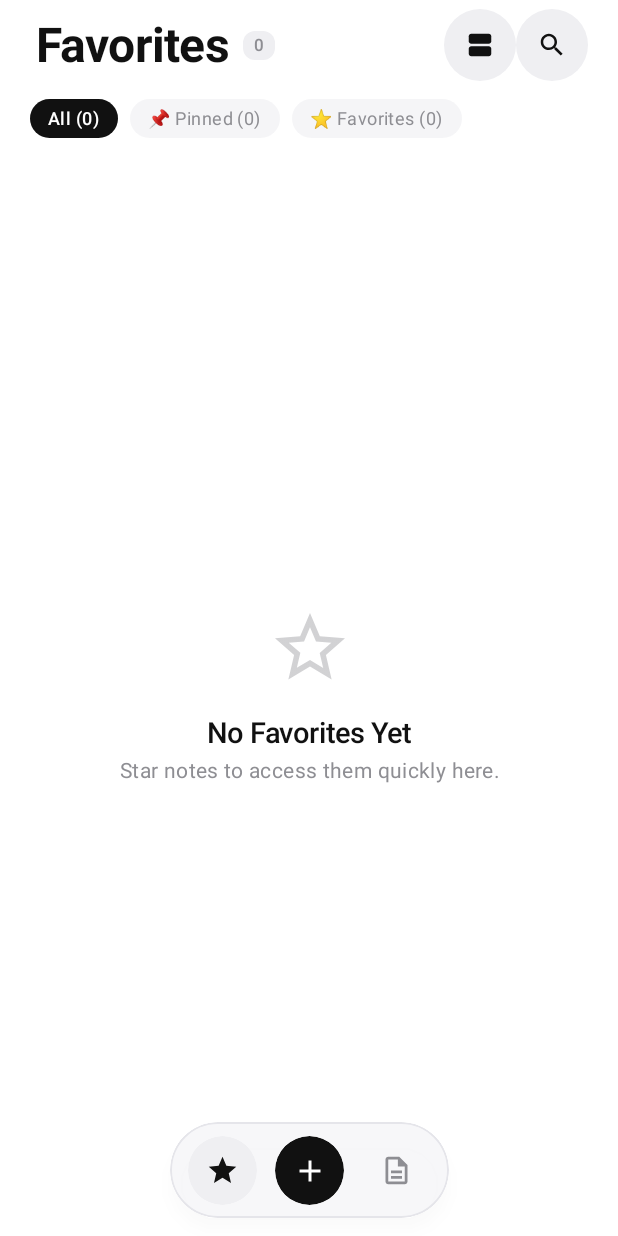
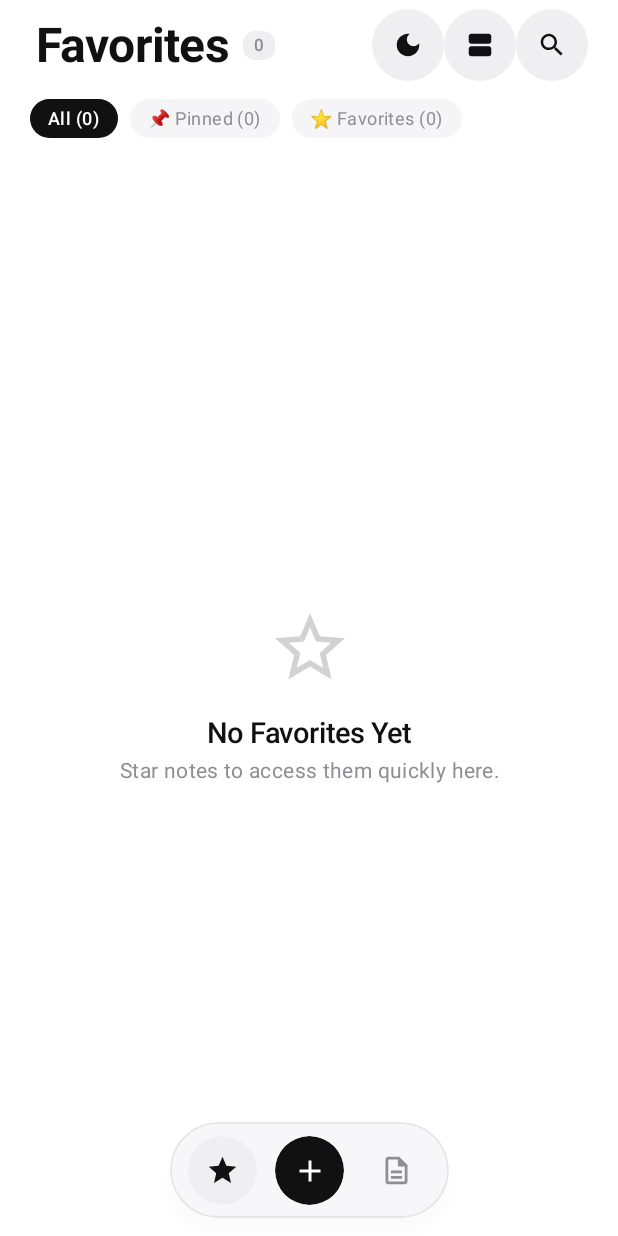
Before and after one commit to alokpoth/alonote, an Android app built with Jetpack Compose: the screen it shows after launch (MainActivity), after a tap on "Switch to grid view", on a phone screen of 412 x 824 dp. Run offline under Robolectric (Android 15) with nearby library versions, the phone set to English and light mode, and no system bars; our stand-ins replace Navigation 3, Room's generated code; 6 statements that could not run were skipped.

Commit message:
Add Light/Dark mode toggle, drag-and-drop note reordering, and rich Markdown formatting toolbar with checklists

```diff
--- a/app/src/main/java/com/noto/app/MainActivity.kt
+++ b/app/src/main/java/com/noto/app/MainActivity.kt
@@ -7,6 +7,8 @@ import androidx.activity.enableEdgeToEdge
 import androidx.compose.foundation.layout.fillMaxSize
 import androidx.compose.material3.MaterialTheme
 import androidx.compose.material3.Surface
+import androidx.compose.runtime.collectAsState
+import androidx.compose.runtime.getValue
 import androidx.compose.ui.Modifier
 import com.noto.app.ui.navigation.NotoNavigation
 import com.noto.app.ui.theme.NotoTheme
@@ -24,7 +26,9 @@ class MainActivity : ComponentActivity() {
         val notoApplication = application as NotoApplication
 
         setContent {
-            NotoTheme {
+            val themeMode by notoApplication.themeRepository.themeMode.collectAsState()
+
+            NotoTheme(themeMode = themeMode) {
                 Surface(
                     modifier = Modifier.fillMaxSize(),
                     color = MaterialTheme.colorScheme.background
--- a/app/src/main/java/com/noto/app/NotoApplication.kt
+++ b/app/src/main/java/com/noto/app/NotoApplication.kt
@@ -17,9 +17,13 @@ class NotoApplication : Application() {
     lateinit var noteRepository: NoteRepository
         private set
 
+    lateinit var themeRepository: com.noto.app.data.repository.ThemeRepository
+        private set
+
     override fun onCreate() {
         super.onCreate()
         database = NotoDatabase.getInstance(this)
         noteRepository = NoteRepositoryImpl(database.noteDao())
+        themeRepository = com.noto.app.data.repository.ThemeRepository(this)
     }
 }
--- /dev/null
+++ b/app/src/main/java/com/noto/app/data/repository/ThemeRepository.kt
@@ -0,0 +1,43 @@
+package com.noto.app.data.repository
+
+import android.content.Context
+import kotlinx.coroutines.flow.MutableStateFlow
+import kotlinx.coroutines.flow.StateFlow
+import kotlinx.coroutines.flow.asStateFlow
+
+/**
+ * Supported Theme Modes.
+ */
+enum class ThemeMode {
+    SYSTEM,
+    LIGHT,
+    DARK
+}
+
+/**
+ * Lightweight settings storage using SharedPreferences.
+ */
+class ThemeRepository(context: Context) {
+    private val prefs = context.getSharedPreferences("noto_theme_prefs", Context.MODE_PRIVATE)
+    private val _themeMode = MutableStateFlow(loadSavedTheme())
+    val themeMode: StateFlow<ThemeMode> = _themeMode.asStateFlow()
+
+    private fun loadSavedTheme(): ThemeMode {
+        val name = prefs.getString("theme_mode", ThemeMode.SYSTEM.name)
+        return runCatching { ThemeMode.valueOf(name ?: ThemeMode.SYSTEM.name) }.getOrDefault(ThemeMode.SYSTEM)
+    }
+
+    fun setThemeMode(mode: ThemeMode) {
+        prefs.edit().putString("theme_mode", mode.name).apply()
+        _themeMode.value = mode
+    }
+
+    fun toggleTheme() {
+        val next = when (_themeMode.value) {
+            ThemeMode.DARK -> ThemeMode.LIGHT
+            ThemeMode.LIGHT -> ThemeMode.DARK
+            ThemeMode.SYSTEM -> ThemeMode.DARK
+        }
+        setThemeMode(next)
+    }
+}
--- a/app/src/main/java/com/noto/app/ui/main/MainScreen.kt
+++ b/app/src/main/java/com/noto/app/ui/main/MainScreen.kt
@@ -21,7 +21,8 @@ import androidx.compose.foundation.layout.size
 import androidx.compose.foundation.layout.statusBarsPadding
 import androidx.compose.foundation.layout.width
 import androidx.compose.foundation.lazy.LazyColumn
-import androidx.compose.foundation.lazy.items
+import androidx.compose.foundation.lazy.itemsIndexed
+import androidx.compose.foundation.lazy.rememberLazyListState
 import androidx.compose.foundation.lazy.staggeredgrid.LazyVerticalStaggeredGrid
 import androidx.compose.foundation.lazy.staggeredgrid.StaggeredGridCells
 import androidx.compose.foundation.lazy.staggeredgrid.items
@@ -29,7 +30,9 @@ import androidx.compose.foundation.shape.CircleShape
 import androidx.compose.foundation.shape.RoundedCornerShape
 import androidx.compose.material.icons.Icons
 import androidx.compose.material.icons.filled.Close
+import androidx.compose.material.icons.filled.DarkMode
 import androidx.compose.material.icons.filled.GridView
+import androidx.compose.material.icons.filled.LightMode
 import androidx.compose.material.icons.filled.Search
 import androidx.compose.material.icons.filled.ViewAgenda
 import androidx.compose.material3.Icon
@@ -55,11 +58,14 @@ import androidx.compose.ui.text.font.FontWeight
 import androidx.compose.ui.unit.dp
 import androidx.compose.ui.unit.sp
 import com.noto.app.data.local.entity.Note
+import com.noto.app.data.repository.ThemeMode
 import com.noto.app.ui.components.EmptyStateView
 import com.noto.app.ui.components.NoteActionDialog
 import com.noto.app.ui.components.NoteCard
 import com.noto.app.ui.components.NotoBottomBar
 import com.noto.app.ui.components.NotoSearchBar
+import com.noto.app.ui.components.rememberReorderableState
+import com.noto.app.ui.components.reorderableItem
 import com.noto.app.ui.navigation.BottomTab
 import kotlinx.coroutines.launch
 
@@ -74,7 +80,8 @@ enum class QuickFilter {
 
 /**
  * Main screen displaying user's notes with search, tabs, floating bottom navigation bar,
- * grid/list view mode toggle, filter chips, and direct visible UI actions.
+ * grid/list view mode toggle, filter chips, theme switcher (Light/Dark),
+ * and drag-to-reorder (press and hold up/down).
  */
 @Composable
 fun MainScreen(
@@ -88,11 +95,20 @@ fun MainScreen(
     val searchQuery by viewModel.searchQuery.collectAsState()
     val isSearchBarVisible by viewModel.isSearchBarVisible.collectAsState()
     val isGridView by viewModel.isGridView.collectAsState()
+    val themeMode by viewModel.themeMode.collectAsState()
 
     var quickFilter by remember { mutableStateOf(QuickFilter.ALL) }
     var selectedNoteForOptions by remember { mutableStateOf<Note?>(null) }
     val snackbarHostState = remember { SnackbarHostState() }
     val scope = rememberCoroutineScope()
+
+    val lazyListState = rememberLazyListState()
+    val reorderState = rememberReorderableState(
+        lazyListState = lazyListState,
+        onMove = { fromIndex, toIndex ->
+            viewModel.reorderNotes(fromIndex, toIndex)
+        }
+    )
 
     // Apply quick chip filter in addition to active tab
     val displayedNotes = remember(notes, quickFilter) {
@@ -129,12 +145,14 @@ fun MainScreen(
                 .padding(top = innerPadding.calculateTopPadding())
                 .statusBarsPadding()
         ) {
-            // App Header with Title, Count, Grid/List view toggle, and Search button
+            // App Header with Title, Count, Theme Toggle, Grid/List view toggle, and Search button
             HeaderSection(
                 tab = currentTab,
                 noteCount = displayedNotes.size,
                 isGridView = isGridView,
                 isSearchBarVisible = isSearchBarVisible,
+                themeMode = themeMode,
+                onToggleTheme = { viewModel.toggleTheme() },
                 onToggleViewMode = { viewModel.toggleViewMode() },
                 onSearchToggle = { viewModel.toggleSearchBar() }
             )
@@ -238,8 +256,9 @@ fun MainScreen(
                         }
                     }
                 } else {
-                    // 1-Column Clean List View
+                    // 1-Column List View with Press-and-Hold Drag Reordering
                     LazyColumn(
+                        state = lazyListState,
                         modifier = Modifier
                             .fillMaxSize()
                             .weight(1f),
@@ -251,10 +270,10 @@ fun MainScreen(
                         ),
                         verticalArrangement = Arrangement.spacedBy(12.dp)
                     ) {
-                        items(
+                        itemsIndexed(
                             items = displayedNotes,
-                            key = { it.id }
-                        ) { note ->
+                            key = { _, note -> note.id }
+                        ) { index, note ->
                             NoteCard(
                                 note = note,
                                 onClick = { onNoteClick(note.id) },
@@ -274,7 +293,10 @@ fun MainScreen(
                                             }
                                         }
                                     }
-                                }
+                                },
+                                modifier = Modifier
+                                    .animateItem()
+                                    .reorderableItem(state = reorderState, index = index)
                             )
                         }
                     }
@@ -283,7 +305,7 @@ fun MainScreen(
         }
     }
 
-    // Long press action dialog (Pin, Star/Favorite, Delete)
+    // Action sheet dialog (Pin, Star/Favorite, Delete)
     selectedNoteForOptions?.let { note ->
         NoteActionDialog(
             note = note,
@@ -314,6 +336,8 @@ private fun HeaderSection(
     noteCount: Int,
     isGridView: Boolean,
     isSearchBarVisible: Boolean,
+    themeMode: ThemeMode,
+    onToggleTheme: () -> Unit,
     onToggleViewMode: () -> Unit,
     onSearchToggle: () -> Unit
 ) {
@@ -363,6 +387,22 @@ private fun HeaderSection(
             verticalAlignment = Alignment.CenterVertically,
             horizontalArrangement = Arrangement.spacedBy(8.dp)
         ) {
+            // Theme Mode Toggle Button (Light / Dark)
+            IconButton(
+                onClick = onToggleTheme,
+                modifier = Modifier
+                    .size(40.dp)
+                    .clip(CircleShape)
+                    .background(MaterialTheme.colorScheme.surfaceVariant)
+            ) {
+                Icon(
+                    imageVector = if (themeMode == ThemeMode.DARK) Icons.Filled.LightMode else Icons.Filled.DarkMode,
+                    contentDescription = if (themeMode == ThemeMode.DARK) "Switch to Light mode" else "Switch to Dark mode",
+                    tint = MaterialTheme.colorScheme.onSurface,
+                    modifier = Modifier.size(20.dp)
+                )
+            }
+
             // View Mode Toggle Button (Grid / List)
             IconButton(
                 onClick = onToggleViewMode,
--- a/app/src/main/java/com/noto/app/ui/main/MainViewModel.kt
+++ b/app/src/main/java/com/noto/app/ui/main/MainViewModel.kt
@@ -34,8 +34,12 @@ data class MainUiState(
  */
 @OptIn(ExperimentalCoroutinesApi::class, FlowPreview::class)
 class MainViewModel(
-    private val repository: NoteRepository
+    private val repository: NoteRepository,
+    private val themeRepository: com.noto.app.data.repository.ThemeRepository? = null
 ) : ViewModel() {
+
+    val themeMode: StateFlow<com.noto.app.data.repository.ThemeMode> =
+        themeRepository?.themeMode ?: MutableStateFlow(com.noto.app.data.repository.ThemeMode.SYSTEM)
 
     private val _currentTab = MutableStateFlow(BottomTab.NOTES)
     val currentTab: StateFlow<BottomTab> = _currentTab.asStateFlow()
@@ -140,14 +144,38 @@ class MainViewModel(
         }
     }
 
+    fun toggleTheme() {
+        themeRepository?.toggleTheme()
+    }
+
+    fun reorderNotes(fromIndex: Int, toIndex: Int) {
+        val currentList = notes.value.toMutableList()
+        if (fromIndex !in currentList.indices || toIndex !in currentList.indices || fromIndex == toIndex) return
+        val moved = currentList.removeAt(fromIndex)
+        currentList.add(toIndex, moved)
+
+        val baseTime = System.currentTimeMillis()
+        viewModelScope.launch {
+            currentList.forEachIndexed { index, note ->
+                val newTime = baseTime - (index * 1000L)
+                if (note.updatedAt != newTime) {
+                    repository.saveNote(note.copy(updatedAt = newTime))
+                }
+            }
+        }
+    }
+
     fun clearRecentlyDeleted() {
         _recentlyDeletedNote.value = null
     }
 
-    class Factory(private val repository: NoteRepository) : ViewModelProvider.Factory {
+    class Factory(
+        private val repository: NoteRepository,
+        private val themeRepository: com.noto.app.data.repository.ThemeRepository? = null
+    ) : ViewModelProvider.Factory {
         @Suppress("UNCHECKED_CAST")
         override fun <T : ViewModel> create(modelClass: Class<T>): T {
-            return MainViewModel(repository) as T
+            return MainViewModel(repository, themeRepository) as T
         }
     }
 }
--- a/app/src/main/java/com/noto/app/ui/navigation/Navigation.kt
+++ b/app/src/main/java/com/noto/app/ui/navigation/Navigation.kt
@@ -30,7 +30,7 @@ fun NotoNavigation(
         entryProvider = entryProvider {
             entry<MainNavKey> {
                 val mainViewModel: MainViewModel = viewModel(
-                    factory = MainViewModel.Factory(repository)
+                    factory = MainViewModel.Factory(repository, application.themeRepository)
                 )
                 MainScreen(
                     viewModel = mainViewModel,
--- a/app/src/main/java/com/noto/app/ui/theme/Theme.kt
+++ b/app/src/main/java/com/noto/app/ui/theme/Theme.kt
@@ -41,9 +41,14 @@ private val DarkColorScheme = darkColorScheme(
 
 @Composable
 fun NotoTheme(
-    darkTheme: Boolean = isSystemInDarkTheme(),
+    themeMode: com.noto.app.data.repository.ThemeMode = com.noto.app.data.repository.ThemeMode.SYSTEM,
     content: @Composable () -> Unit
 ) {
+    val darkTheme = when (themeMode) {
+        com.noto.app.data.repository.ThemeMode.SYSTEM -> isSystemInDarkTheme()
+        com.noto.app.data.repository.ThemeMode.LIGHT -> false
+        com.noto.app.data.repository.ThemeMode.DARK -> true
+    }
     val colorScheme = if (darkTheme) DarkColorScheme else LightColorScheme
 
     val view = LocalView.current
```
Also changed, not shown: app/src/main/java/com/noto/app/data/local/entity/Note.kt (+6 -1 lines), app/src/main/java/com/noto/app/ui/components/MarkdownToolbar.kt (added, +166 -0 lines), app/src/main/java/com/noto/app/ui/components/ReorderableLazyColumn.kt (added, +134 -0 lines), app/src/main/java/com/noto/app/ui/editor/NoteEditorScreen.kt (+50 -12 lines), app/src/main/java/com/noto/app/util/MarkdownFormatter.kt (added, +176 -0 lines), 2 other files.
